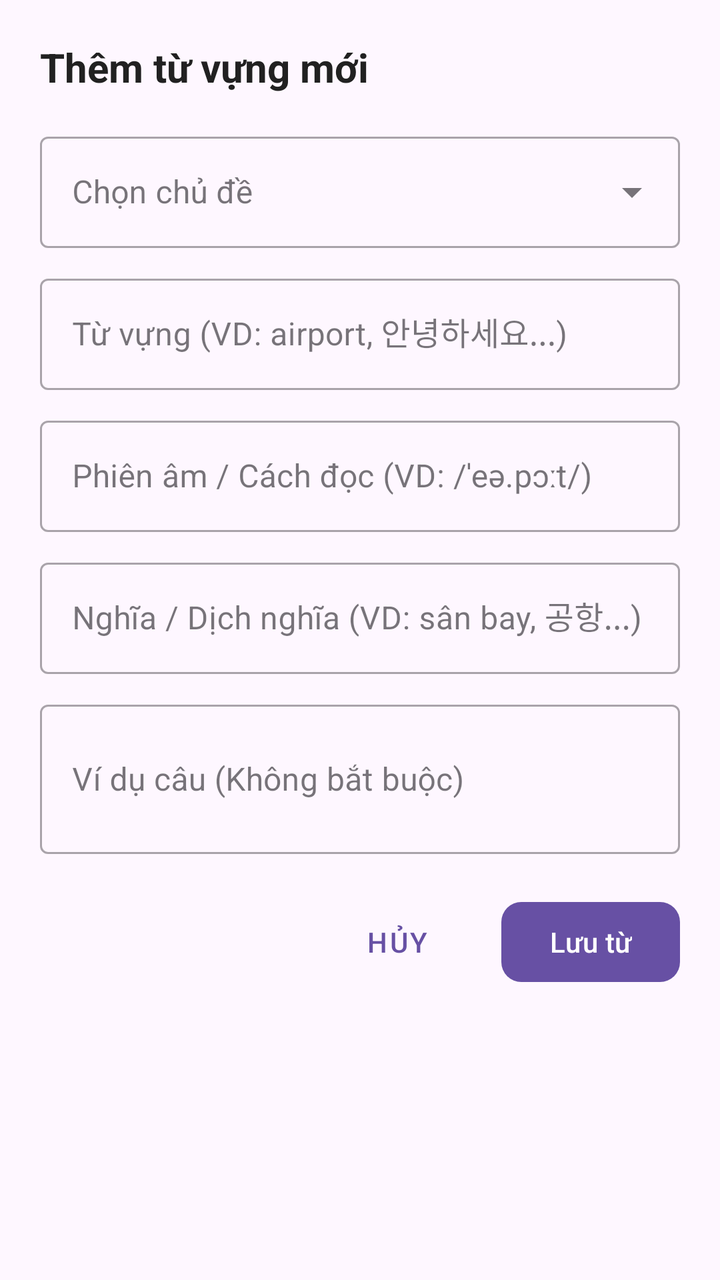
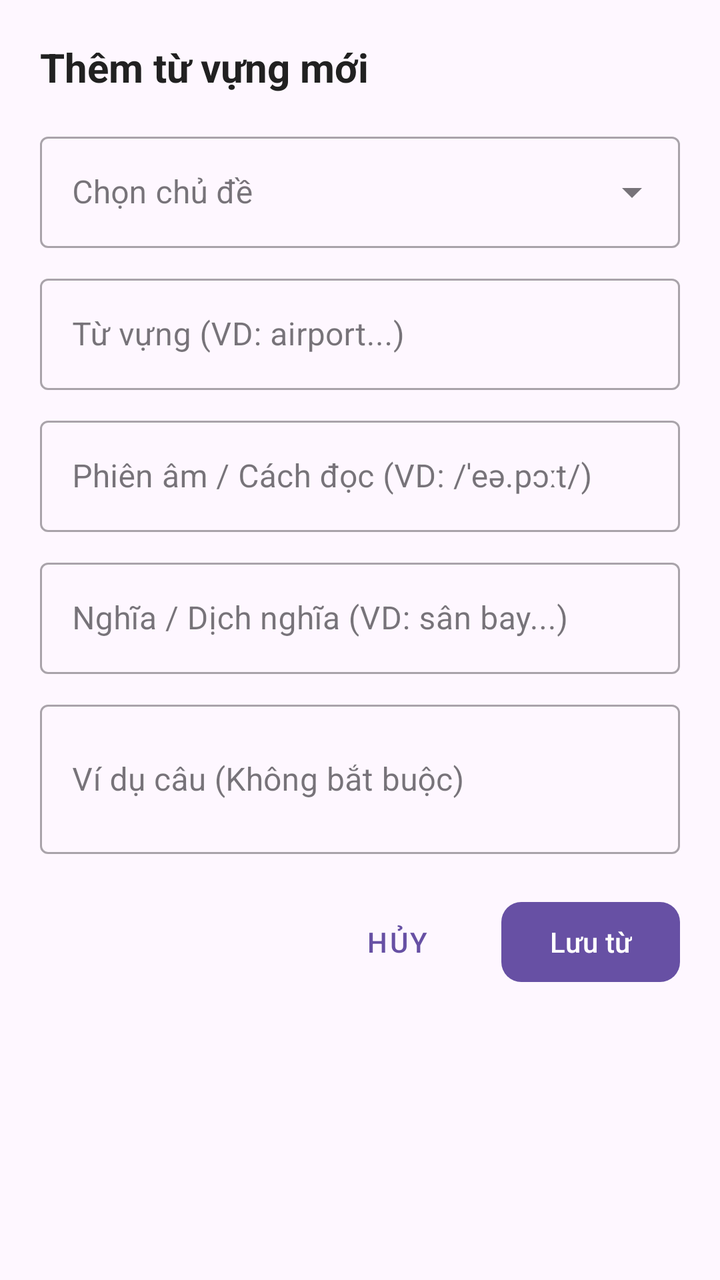

Screens rendered from an Android XML layout before and after an edit, with the pre-edit source and the edit as a unified diff.
<!-- AndroidManifest.xml: application theme Theme.ProjectHocTiengAnh -->
<!-- res/layout/dialog_them_tu_vung.xml -->
<?xml version="1.0" encoding="utf-8"?>
<LinearLayout xmlns:android="http://schemas.android.com/apk/res/android"
    xmlns:app="http://schemas.android.com/apk/res-auto"
    android:layout_width="match_parent"
    android:layout_height="wrap_content"
    android:orientation="vertical"
    android:padding="20dp">

    <TextView
        android:id="@+id/tvDialogTitle"
        android:layout_width="wrap_content"
        android:layout_height="wrap_content"
        android:text="Thêm từ vựng mới"
        android:textColor="@color/text_primary"
        android:textSize="20sp"
        android:textStyle="bold" />

    
    <com.google.android.material.textfield.TextInputLayout
        android:id="@+id/layoutSelectTopic"
        style="@style/Widget.MaterialComponents.TextInputLayout.OutlinedBox.ExposedDropdownMenu"
        android:layout_width="match_parent"
        android:layout_height="wrap_content"
        android:layout_marginTop="16dp"
        android:hint="Chọn chủ đề">

        <AutoCompleteTextView
            android:id="@+id/actvSelectTopic"
            android:layout_width="match_parent"
            android:layout_height="wrap_content"
            android:inputType="none" />
    </com.google.android.material.textfield.TextInputLayout>

    <com.google.android.material.textfield.TextInputLayout
        style="@style/Widget.MaterialComponents.TextInputLayout.OutlinedBox"
        android:layout_width="match_parent"
        android:layout_height="wrap_content"
        android:layout_marginTop="10dp"
        android:hint="Từ vựng (VD: airport, 안녕하세요...)">

        <com.google.android.material.textfield.TextInputEditText
            android:id="@+id/etWord"
            android:layout_width="match_parent"
            android:layout_height="wrap_content"
            android:inputType="textMultiLine|textNoSuggestions" />
    </com.google.android.material.textfield.TextInputLayout>

    <com.google.android.material.textfield.TextInputLayout
        style="@style/Widget.MaterialComponents.TextInputLayout.OutlinedBox"
        android:layout_width="match_parent"
        android:layout_height="wrap_content"
        android:layout_marginTop="10dp"
        android:hint="Phiên âm / Cách đọc (VD: /ˈeə.pɔːt/)">

        <com.google.android.material.textfield.TextInputEditText
            android:id="@+id/etPhonetic"
            android:layout_width="match_parent"
            android:layout_height="wrap_content"
            android:inputType="textMultiLine|textNoSuggestions" />
    </com.google.android.material.textfield.TextInputLayout>

    <com.google.android.material.textfield.TextInputLayout
        style="@style/Widget.MaterialComponents.TextInputLayout.OutlinedBox"
        android:layout_width="match_parent"
        android:layout_height="wrap_content"
        android:layout_marginTop="10dp"
        android:hint="Nghĩa / Dịch nghĩa (VD: sân bay, 공항...)">

        <com.google.android.material.textfield.TextInputEditText
            android:id="@+id/etMeaning"
            android:layout_width="match_parent"
            android:layout_height="wrap_content"
            android:inputType="textMultiLine|textNoSuggestions" />
    </com.google.android.material.textfield.TextInputLayout>

    <com.google.android.material.textfield.TextInputLayout
        style="@style/Widget.MaterialComponents.TextInputLayout.OutlinedBox"
        android:layout_width="match_parent"
        android:layout_height="wrap_content"
        android:layout_marginTop="10dp"
        android:hint="Ví dụ câu (Không bắt buộc)">

        <com.google.android.material.textfield.TextInputEditText
            android:id="@+id/etExample"
            android:layout_width="match_parent"
            android:layout_height="wrap_content"
            android:inputType="textMultiLine|textNoSuggestions"
            android:minLines="2" />
    </com.google.android.material.textfield.TextInputLayout>

    <LinearLayout
        android:layout_width="match_parent"
        android:layout_height="wrap_content"
        android:layout_marginTop="20dp"
        android:gravity="end"
        android:orientation="horizontal">

        <com.google.android.material.button.MaterialButton
            android:id="@+id/btnCancelWord"
            style="@style/Widget.MaterialComponents.Button.TextButton"
            android:layout_width="wrap_content"
            android:layout_height="wrap_content"
            android:text="Hủy" />

        <com.google.android.material.button.MaterialButton
            android:id="@+id/btnSaveWord"
            android:layout_width="wrap_content"
            android:layout_height="wrap_content"
            android:layout_marginStart="8dp"
            android:text="Lưu từ"
            app:cornerRadius="10dp" />

    </LinearLayout>

</LinearLayout>
<!-- resources referenced by this layout -->
<resources>
  <color name="text_primary">#212121</color>
  <style name="Theme.ProjectHocTiengAnh" parent="Base.Theme.ProjectHocTiengAnh" />
  <style name="Base.Theme.ProjectHocTiengAnh" parent="Theme.Material3.DayNight.NoActionBar">
          
          
      </style>
</resources>

<!-- the commit's change to res/layout/dialog_them_tu_vung.xml (unified diff, before → after) -->
@@ -36,13 +36,13 @@
         android:layout_width="match_parent"
         android:layout_height="wrap_content"
         android:layout_marginTop="10dp"
-        android:hint="Từ vựng (VD: airport, 안녕하세요...)">
+        android:hint="Từ vựng (VD: airport...)">
 
         <com.google.android.material.textfield.TextInputEditText
             android:id="@+id/etWord"
             android:layout_width="match_parent"
             android:layout_height="wrap_content"
-            android:inputType="textMultiLine|textNoSuggestions" />
+            android:inputType="textCapSentences|textMultiLine" />
     </com.google.android.material.textfield.TextInputLayout>
 
     <com.google.android.material.textfield.TextInputLayout
@@ -56,7 +56,7 @@
             android:id="@+id/etPhonetic"
             android:layout_width="match_parent"
             android:layout_height="wrap_content"
-            android:inputType="textMultiLine|textNoSuggestions" />
+            android:inputType="textCapSentences" />
     </com.google.android.material.textfield.TextInputLayout>
 
     <com.google.android.material.textfield.TextInputLayout
@@ -64,13 +64,13 @@
         android:layout_width="match_parent"
         android:layout_height="wrap_content"
         android:layout_marginTop="10dp"
-        android:hint="Nghĩa / Dịch nghĩa (VD: sân bay, 공항...)">
+        android:hint="Nghĩa / Dịch nghĩa (VD: sân bay...)">
 
         <com.google.android.material.textfield.TextInputEditText
             android:id="@+id/etMeaning"
             android:layout_width="match_parent"
             android:layout_height="wrap_content"
-            android:inputType="textMultiLine|textNoSuggestions" />
+            android:inputType="textCapSentences|textMultiLine" />
     </com.google.android.material.textfield.TextInputLayout>
 
     <com.google.android.material.textfield.TextInputLayout
@@ -84,7 +84,7 @@
             android:id="@+id/etExample"
             android:layout_width="match_parent"
             android:layout_height="wrap_content"
-            android:inputType="textMultiLine|textNoSuggestions"
+            android:inputType="textCapSentences|textMultiLine"
             android:minLines="2" />
     </com.google.android.material.textfield.TextInputLayout>
 
